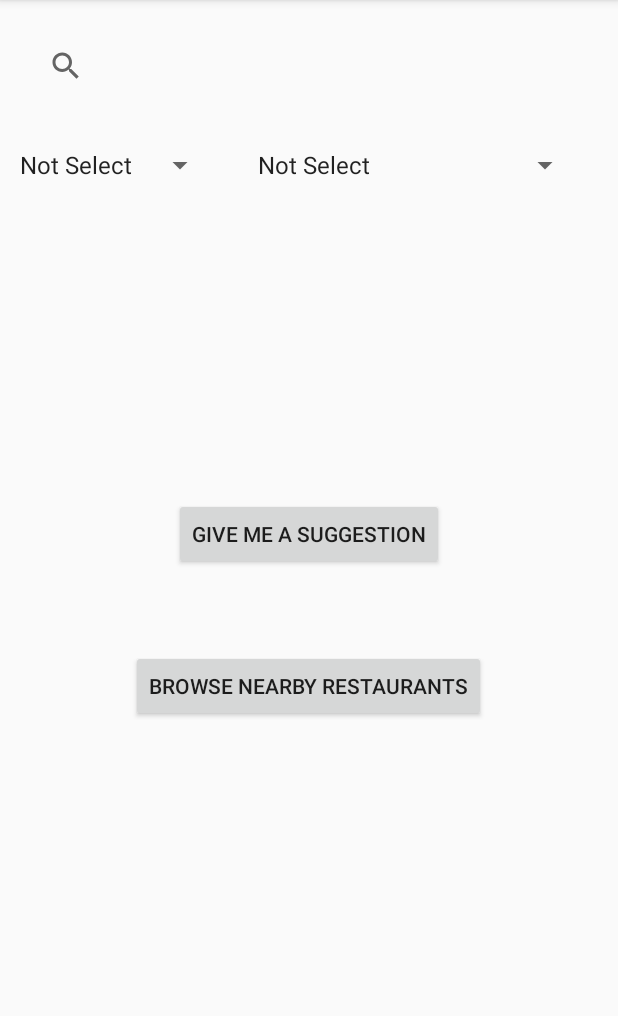
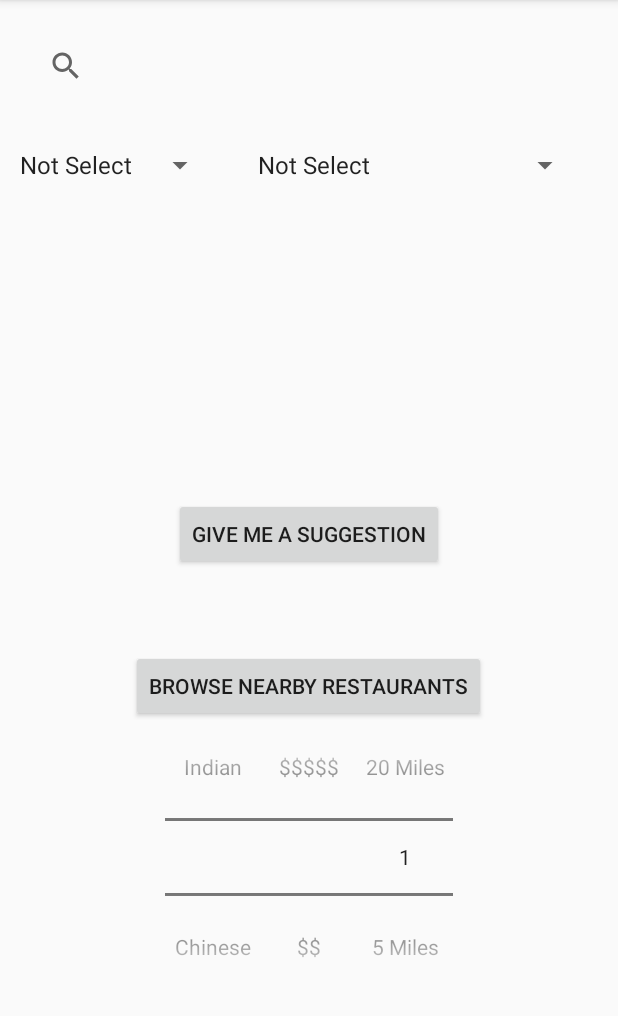
Before and after one commit to yang1102/EatMe, an Android app: the screen it shows after launch (SearchMenu), on a phone screen of 412 x 824 dp, the part 84-1100 px from its top. Run offline under Robolectric (Android 15) with nearby library versions, the phone set to English and light mode, and no system bars; libraries missing offline, so code that uses them is left out: com.yelp.clientlib; 7 statements that could not run were skipped.

Commit message:
added slot machine spinners

```diff
--- a/EatMe/app/src/main/java/com/example/jason/liketmreal/SearchMenu.java
+++ b/EatMe/app/src/main/java/com/example/jason/liketmreal/SearchMenu.java
@@ -16,6 +16,7 @@ import android.view.View.OnClickListener;
 import android.widget.AdapterView;
 import android.widget.ArrayAdapter;
 import android.widget.Button;
+import android.widget.NumberPicker;
 import android.widget.Spinner;
 import android.widget.TextView;
 
@@ -38,6 +39,10 @@ public class SearchMenu extends AppCompatActivity implements AdapterView.OnItemS
     private Button searchNearbyButton;
     private TextView tv;
     private String[]  category;
+    private NumberPicker typePicker;
+    private NumberPicker costPicker;
+    private NumberPicker distancePicker;
+
 
     @Override
     protected void onCreate(Bundle savedInstanceState) {
@@ -53,6 +58,44 @@ public class SearchMenu extends AppCompatActivity implements AdapterView.OnItemS
         setupSpinner(foodSpinner,R.array.restaurant_type);
 
         searchNearbyButton = (Button) findViewById(R.id.nearbyButton);
+
+        //setup pickers
+        typePicker = (NumberPicker) findViewById(R.id.typePicker);
+        costPicker = (NumberPicker) findViewById(R.id.costPicker);
+        distancePicker = (NumberPicker) findViewById(R.id.distancePicker);
+
+        final String[] arrayString= new String[]{"American","Chinese","Mexican","Italian","Indian"};//for testing purposes
+        typePicker.setMinValue(0);
+        typePicker.setMaxValue(arrayString.length-1);
+        typePicker.setFormatter(new NumberPicker.Formatter() {
+
+            @Override
+            public String format(int value) {
+                return arrayString[value];
+            }
+        });
+
+        final String[] arrayCost= new String[]{"$","$$","$$$","$$$$","$$$$$"};//for testing purposes
+        costPicker.setMinValue(0);
+        costPicker.setMaxValue(arrayCost.length-1);
+        costPicker.setFormatter(new NumberPicker.Formatter() {
+
+            @Override
+            public String format(int value) {
+                return arrayCost[value];
+            }
+        });
+
+        final String[] arrayDistance= new String[]{"1 Mile","5 Miles","10 Miles","15 Miles","20 Miles"};//for testing purposes
+        distancePicker.setMinValue(0);
+        distancePicker.setMaxValue(arrayDistance.length-1);
+        distancePicker.setFormatter(new NumberPicker.Formatter() {
+
+            @Override
+            public String format(int value) {
+                return arrayDistance[value];
+            }
+        });
 
         apiResource = Resource.getInstance(getResources().openRawResource(R.raw.yelpkey));
 
--- a/EatMe/app/src/main/res/layout/activity_search_menue.xml
+++ b/EatMe/app/src/main/res/layout/activity_search_menue.xml
@@ -59,7 +59,6 @@
 
     </LinearLayout>
 
-
     <Button
         android:layout_width="wrap_content"
         android:layout_height="wrap_content"
@@ -77,5 +76,30 @@
         android:layout_centerVertical="true"
         android:layout_centerHorizontal="true" />
 
+    <NumberPicker
+        android:layout_width="wrap_content"
+        android:layout_height="wrap_content"
+        android:layout_below="@id/nearbyButton"
+        android:layout_centerVertical="true"
+        android:layout_centerHorizontal="true"
+        android:id="@+id/costPicker">
+    </NumberPicker>
+
+    <NumberPicker
+        android:layout_width="wrap_content"
+        android:layout_height="wrap_content"
+        android:layout_below="@id/nearbyButton"
+        android:layout_toLeftOf="@id/costPicker"
+        android:id="@+id/typePicker">
+    </NumberPicker>
+
+    <NumberPicker
+        android:layout_width="wrap_content"
+        android:layout_height="wrap_content"
+        android:layout_below="@id/nearbyButton"
+        android:layout_toRightOf="@id/costPicker"
+        android:id="@+id/distancePicker">
+    </NumberPicker>
+
 
 </RelativeLayout>
```
